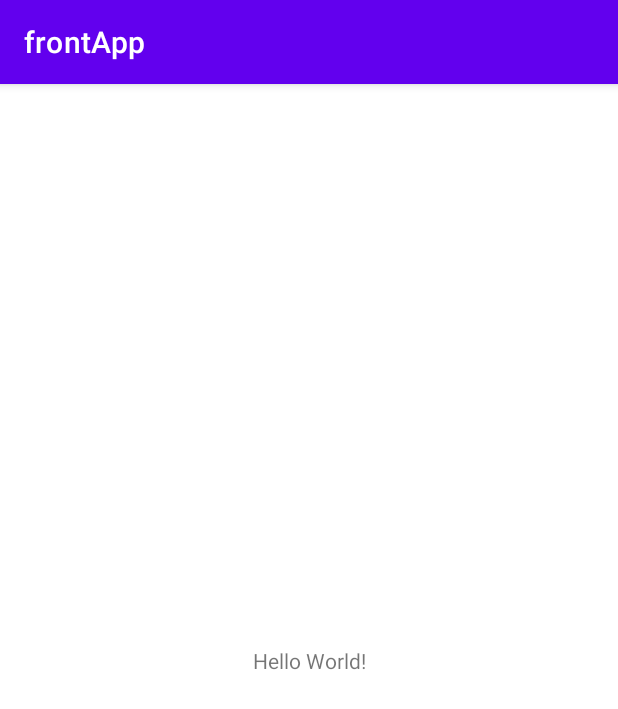
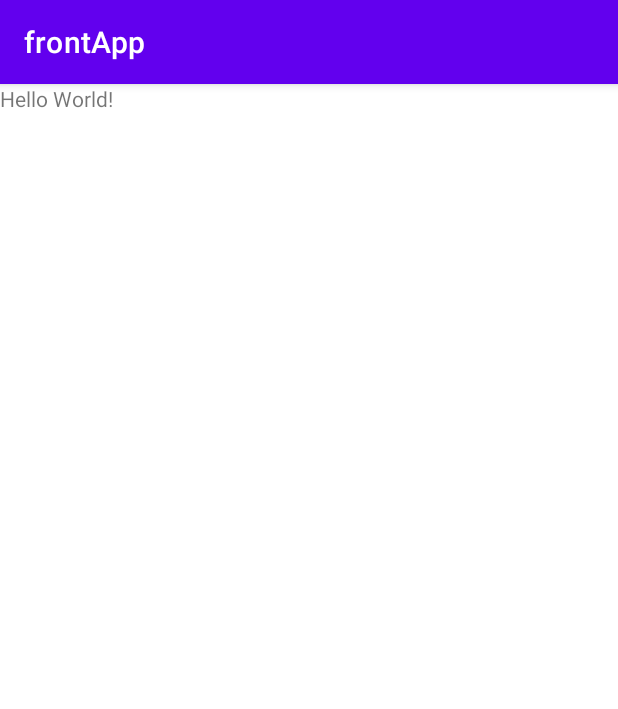
Before and after one commit to AICoordinator/Frond-end, an Android app: the screen it shows after launch (MainActivity), on a phone screen of 412 x 824 dp. Shown: the top 709 px of the screen. Run offline under Robolectric (Android 15) with nearby library versions, the phone set to English and light mode, and no system bars.

Commit message:
LoginActivity

```diff
--- a/app/src/main/AndroidManifest.xml
+++ b/app/src/main/AndroidManifest.xml
@@ -10,6 +10,9 @@
             android:supportsRtl="true"
             android:theme="@style/Theme.FrontApp">
         <activity
+                android:name=".LoginActivity"
+                android:exported="true"/>
+        <activity
                 android:name=".MainActivity"
                 android:exported="true">
             <intent-filter>
--- a/app/src/main/res/layout/activity_main.xml
+++ b/app/src/main/res/layout/activity_main.xml
@@ -1,5 +1,5 @@
 <?xml version="1.0" encoding="utf-8"?>
-<androidx.constraintlayout.widget.ConstraintLayout
+<LinearLayout
         xmlns:android="http://schemas.android.com/apk/res/android"
         xmlns:tools="http://schemas.android.com/tools"
         xmlns:app="http://schemas.android.com/apk/res-auto"
@@ -7,12 +7,12 @@
         android:layout_height="match_parent"
         tools:context=".MainActivity">
     <TextView
-            android:layout_width="wrap_content"
-            android:layout_height="wrap_content"
+            android:layout_width="199dp"
+            android:layout_height="188dp"
             android:text="Hello World!"
             app:layout_constraintBottom_toBottomOf="parent"
             app:layout_constraintLeft_toLeftOf="parent"
             app:layout_constraintRight_toRightOf="parent"
             app:layout_constraintTop_toTopOf="parent"/>
 
-</androidx.constraintlayout.widget.ConstraintLayout>
+</LinearLayout>
```
